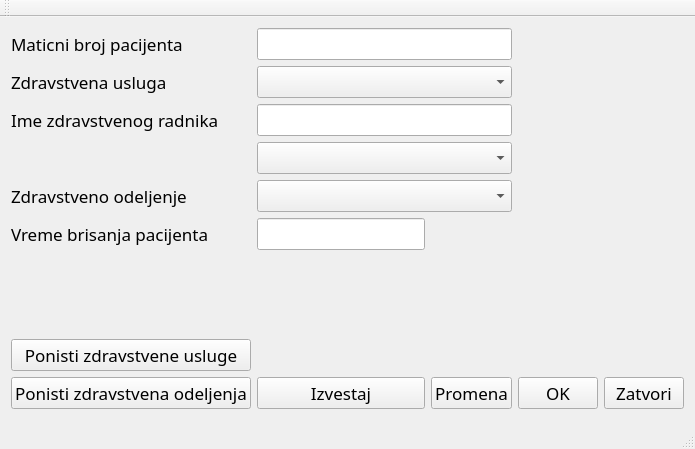
Before: the Qt Designer form mainwindow.ui in karadzic1101/Usluzni_program_zdr_usluga, drawn with Qt 5.
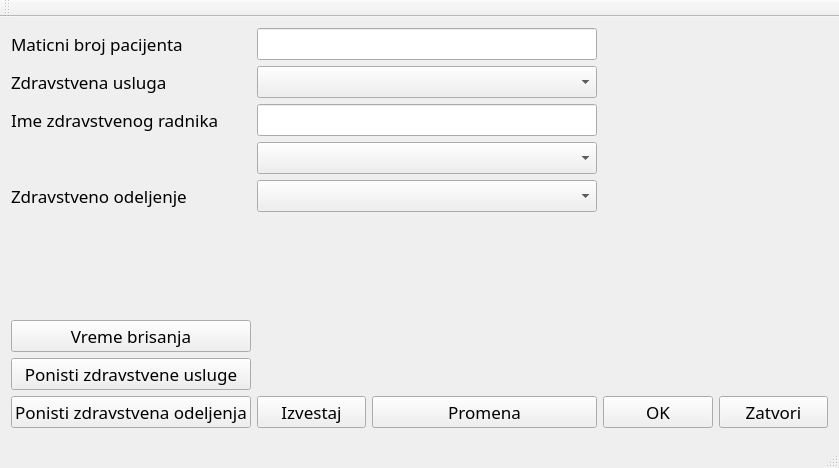
After: the same form once the commit is applied.

What changed in the file:
```diff
--- a/mainwindow.ui
+++ b/mainwindow.ui
@@ -6,8 +6,8 @@
    <rect>
     <x>0</x>
     <y>0</y>
-    <width>695</width>
-    <height>449</height>
+    <width>839</width>
+    <height>468</height>
    </rect>
   </property>
   <property name="font">
@@ -35,7 +35,7 @@
       </property>
      </widget>
     </item>
-    <item row="9" column="2" colspan="2">
+    <item row="10" column="2" colspan="2">
      <widget class="QPushButton" name="btn_promena">
       <property name="text">
        <string>Promena</string>
@@ -49,13 +49,16 @@
       </property>
      </widget>
     </item>
-    <item row="9" column="5">
+    <item row="10" column="5">
      <widget class="QPushButton" name="btn_close">
       <property name="text">
        <string>Zatvori</string>
       </property>
      </widget>
     </item>
+    <item row="4" column="1" colspan="3">
+     <widget class="QComboBox" name="cb_zdr_odeljenje"/>
+    </item>
     <item row="2" column="1" colspan="3">
      <widget class="QLineEdit" name="lE_zdr_rad"/>
     </item>
@@ -66,16 +69,16 @@
       </property>
      </widget>
     </item>
-    <item row="4" column="1" colspan="3">
-     <widget class="QComboBox" name="cb_zdr_odeljenje"/>
-    </item>
-    <item row="9" column="1">
+    <item row="10" column="1">
      <widget class="QPushButton" name="btn_izvestaj">
       <property name="text">
        <string>Izvestaj</string>
       </property>
      </widget>
     </item>
+    <item row="3" column="1" colspan="3">
+     <widget class="QComboBox" name="cb_zaposlen"/>
+    </item>
     <item row="0" column="0">
      <widget class="QLabel" name="lbl_jmbg">
       <property name="text">
@@ -83,26 +86,23 @@
       </property>
      </widget>
     </item>
-    <item row="9" column="4">
+    <item row="10" column="4">
      <widget class="QPushButton" name="btn_ok">
       <property name="text">
        <string>OK</string>
       </property>
      </widget>
     </item>
-    <item row="3" column="1" colspan="3">
-     <widget class="QComboBox" name="cb_zaposlen"/>
-    </item>
-    <item row="9" column="0">
-     <widget class="QPushButton" name="btn_reset1">
-      <property name="text">
-       <string>Ponisti zdravstvena odeljenja</string>
-      </property>
-     </widget>
-    </item>
     <item row="0" column="1" colspan="3">
      <widget class="QLineEdit" name="jmbg"/>
     </item>
+    <item row="10" column="0">
+     <widget class="QPushButton" name="btn_reset1">
+      <property name="text">
+       <string>Ponisti zdravstvena odeljenja</string>
+      </property>
+     </widget>
+    </item>
     <item row="4" column="0">
      <widget class="QLabel" name="label_2">
       <property name="text">
@@ -110,20 +110,17 @@
       </property>
      </widget>
     </item>
-    <item row="7" column="0">
+    <item row="8" column="0">
      <widget class="QPushButton" name="btn_reset">
       <property name="text">
        <string>Ponisti zdravstvene usluge</string>
       </property>
      </widget>
     </item>
-    <item row="5" column="1">
-     <widget class="QLineEdit" name="ed_vreme_brisanja"/>
-    </item>
-    <item row="5" column="0">
-     <widget class="QLabel" name="label_3">
+    <item row="7" column="0">
+     <widget class="QPushButton" name="btn_brisanje">
       <property name="text">
-       <string>Vreme brisanja pacijenta</string>
+       <string>Vreme brisanja</string>
       </property>
      </widget>
     </item>
@@ -134,7 +131,7 @@
     <rect>
      <x>0</x>
      <y>0</y>
-     <width>695</width>
+     <width>839</width>
      <height>35</height>
     </rect>
    </property>
```
